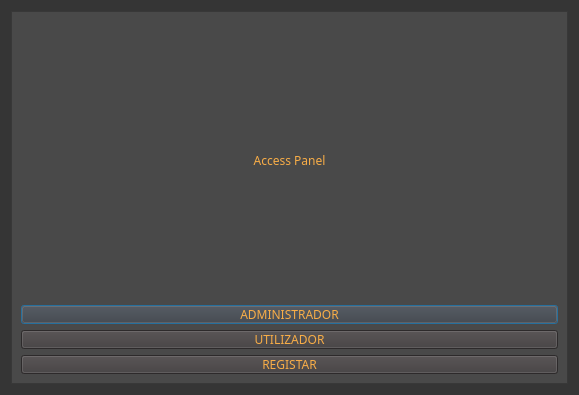
Old version of the form access_dialog.ui in the repository DistroRickDev/lms_oop_qt.
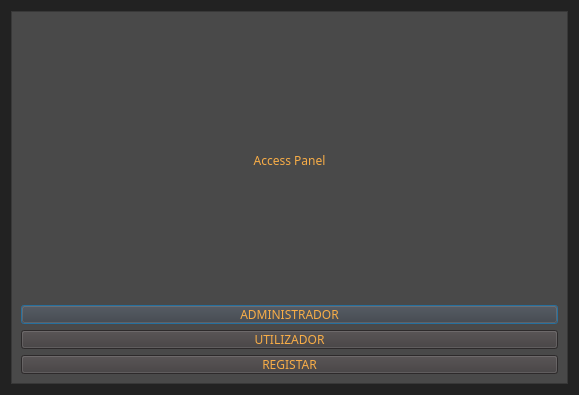
New version of the form.

Patch:
```diff
--- a/access_dialog.ui
+++ b/access_dialog.ui
@@ -16,7 +16,7 @@
   <property name="styleSheet">
    <string notr="true"> *{
 	font-family: sans-serif;
-	background: #353535;
+	background: #222;
 }
 
 #frame{
```
